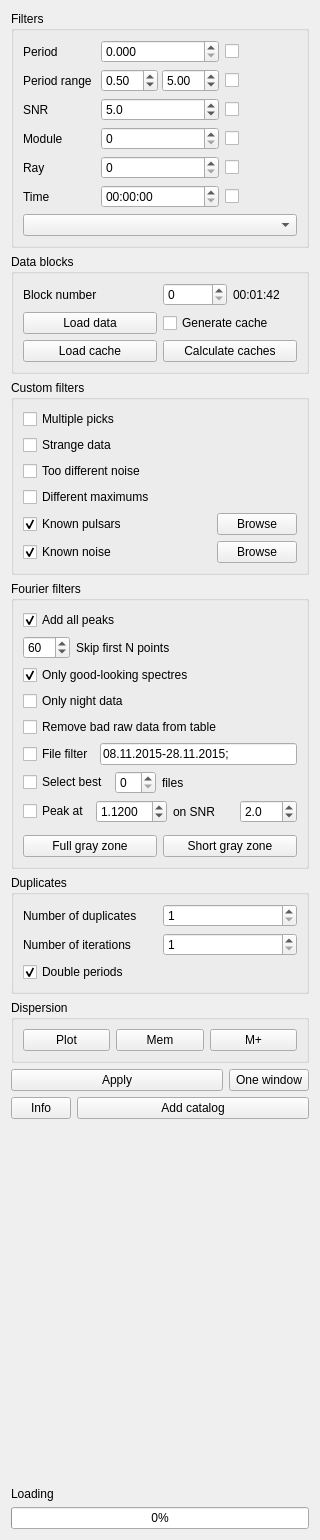
First picture: the form in src/analytics.ui, repository vtyulb/BSA-Analytics, before the edit.
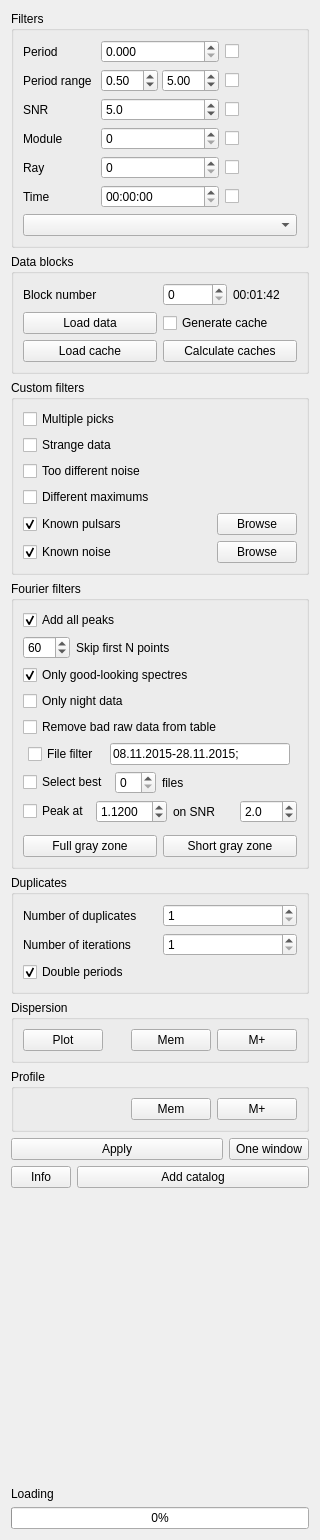
Second picture: the form after the edit.

Commit message: profile data

The edit to the form file:
```diff
--- a/src/analytics.ui
+++ b/src/analytics.ui
@@ -536,6 +536,12 @@
              <verstretch>0</verstretch>
             </sizepolicy>
            </property>
+           <property name="maximumSize">
+            <size>
+             <width>180</width>
+             <height>16777215</height>
+            </size>
+           </property>
            <property name="text">
             <string>08.11.2015-28.11.2015;</string>
            </property>
@@ -779,6 +785,19 @@
         </property>
        </widget>
       </item>
+      <item>
+       <spacer name="horizontalSpacer_5">
+        <property name="orientation">
+         <enum>Qt::Horizontal</enum>
+        </property>
+        <property name="sizeHint" stdset="0">
+         <size>
+          <width>40</width>
+          <height>20</height>
+         </size>
+        </property>
+       </spacer>
+      </item>
       <item>
        <widget class="QPushButton" name="dispersionRemember">
         <property name="text">
@@ -796,6 +815,42 @@
      </layout>
     </widget>
    </item>
+   <item>
+    <widget class="QGroupBox" name="groupBox_7">
+     <property name="title">
+      <string>Profile</string>
+     </property>
+     <layout class="QHBoxLayout" name="horizontalLayout_10">
+      <item>
+       <spacer name="horizontalSpacer_6">
+        <property name="orientation">
+         <enum>Qt::Horizontal</enum>
+        </property>
+        <property name="sizeHint" stdset="0">
+         <size>
+          <width>40</width>
+          <height>20</height>
+         </size>
+        </property>
+       </spacer>
+      </item>
+      <item>
+       <widget class="QPushButton" name="profileRemember">
+        <property name="text">
+         <string>Mem</string>
+        </property>
+       </widget>
+      </item>
+      <item>
+       <widget class="QPushButton" name="profileM">
+        <property name="text">
+         <string>M+</string>
+        </property>
+       </widget>
+      </item>
+     </layout>
+    </widget>
+   </item>
    <item>
     <widget class="QWidget" name="widget_10" native="true">
      <layout class="QHBoxLayout" name="horizontalLayout_8">
```
The commit also changes 5 other files.
